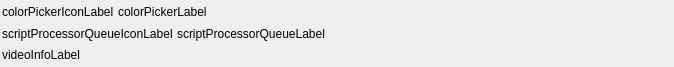
AkarinVS/vapoursynth-editor-2, file vsedit/src/script_status_bar_widget/script_status_bar_widget.ui: the form before one commit.
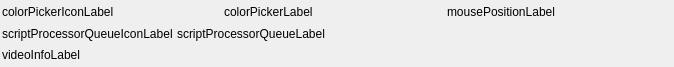
The form after the commit.

Commit message: - Added mouse position over prevew display in the script status bar widget

What changed in the file:
```diff
--- a/vsedit/src/script_status_bar_widget/script_status_bar_widget.ui
+++ b/vsedit/src/script_status_bar_widget/script_status_bar_widget.ui
@@ -68,21 +68,49 @@
       </item>
       <item>
        <widget class="QLabel" name="colorPickerLabel">
+        <property name="minimumSize">
+         <size>
+          <width>150</width>
+          <height>0</height>
+         </size>
+        </property>
+        <property name="baseSize">
+         <size>
+          <width>0</width>
+          <height>0</height>
+         </size>
+        </property>
         <property name="text">
          <string>colorPickerLabel</string>
         </property>
        </widget>
       </item>
+      <item>
+       <widget class="QLabel" name="mousePositionLabel">
+        <property name="minimumSize">
+         <size>
+          <width>150</width>
+          <height>0</height>
+         </size>
+        </property>
+        <property name="baseSize">
+         <size>
+          <width>0</width>
+          <height>0</height>
+         </size>
+        </property>
+        <property name="text">
+         <string>mousePositionLabel</string>
+        </property>
+       </widget>
+      </item>
       <item>
        <spacer name="horizontalSpacer_2">
         <property name="orientation">
          <enum>Qt::Horizontal</enum>
         </property>
-        <property name="sizeHint" stdset="0">
-         <size>
-          <width>486</width>
-          <height>20</height>
-         </size>
+        <property name="sizeType">
+         <enum>QSizePolicy::Expanding</enum>
         </property>
        </spacer>
       </item>
```
The commit also changes 6 other files.
